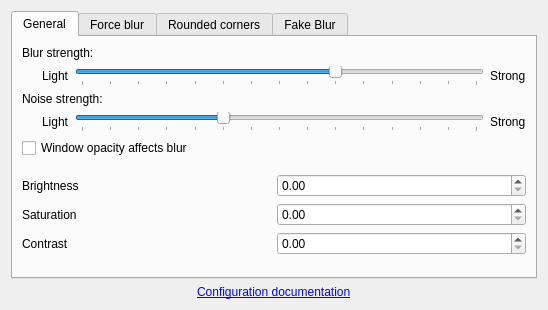
Above: src/kcm/blur_config.ui from taj-ny/kwin-effects-forceblur before the change. Below: the same form after it.
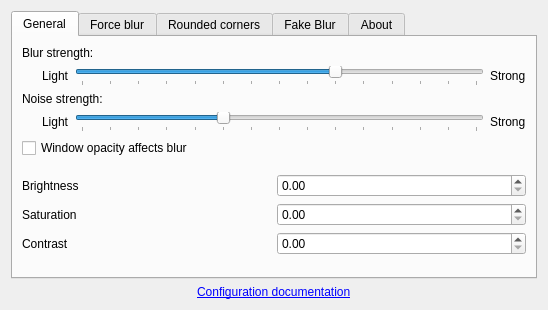
That is the form after the change.

Commit message: kcm: add about page

Patch:
```diff
--- a/src/kcm/blur_config.ui
+++ b/src/kcm/blur_config.ui
@@ -637,6 +637,31 @@
        </item>
       </layout>
      </widget>
+     <widget class="QWidget">
+      <attribute name="title">
+       <string>About</string>
+      </attribute>
+      <layout class="QVBoxLayout">
+       <item>
+        <layout class="QHBoxLayout">
+          <item>
+           <widget class="QLabel" name="versionString"/>
+          </item>
+        </layout>
+       </item>
+
+       <item>
+        <widget class="QWidget">
+         <property name="sizePolicy">
+          <sizepolicy hsizetype="Fixed" vsizetype="Expanding">
+           <horstretch>0</horstretch>
+           <verstretch>1</verstretch>
+          </sizepolicy>
+         </property>
+        </widget>
+       </item>
+      </layout>
+     </widget>
     </widget>
    </item>
    <item alignment="Qt::AlignCenter">
```
The commit also changes 2 other files.
